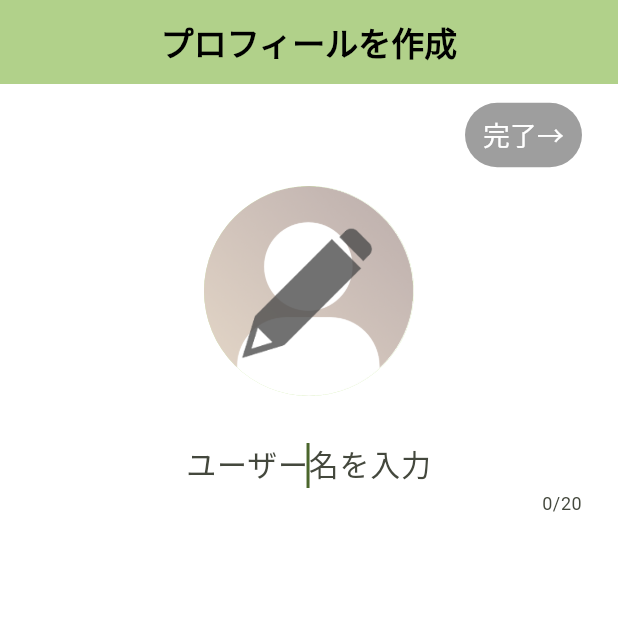
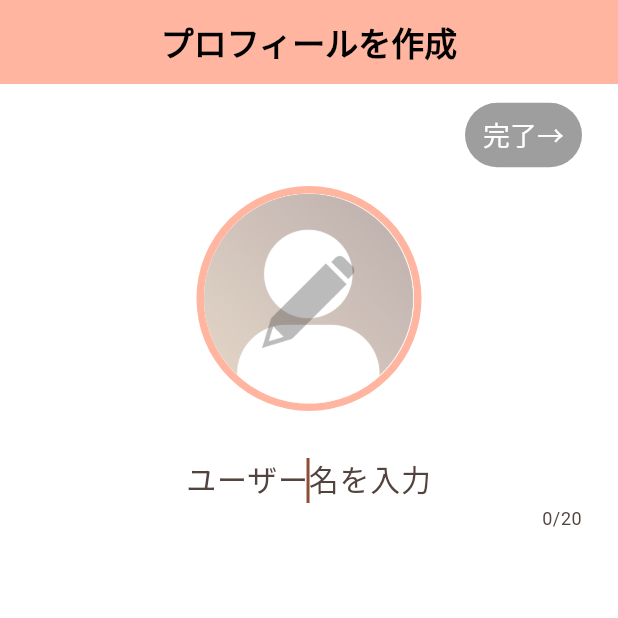
Before and after one commit to krand443/CORDIAL, a Flutter app: the MakeProfilePage screen opened directly, on a phone screen of 412 x 824 dp, the top half of it. Run offline on Flutter 3.47's test engine with Material 3 defaults, Android fonts, the phone set to English and light mode, and no system bars; our stand-ins replace cloud_firestore, firebase_auth, firebase_core, google_sign_in, image_picker; missing offline and left inert: navigator_scope; accounts and stored records are empty; network calls fail.

Commit message:
flutterアップデート後

```diff
--- a/lib/main.dart
+++ b/lib/main.dart
@@ -24,7 +24,7 @@ class MyApp extends StatelessWidget {
       title: 'Flutter デモアプリ',
       theme: ThemeData(
         // アプリ全体のテーマ設定
-        colorScheme: ColorScheme.fromSeed(seedColor: Colors.lightGreenAccent),
+        colorScheme: ColorScheme.fromSeed(seedColor: Colors.deepOrangeAccent),
         useMaterial3: true,
       ),
       // アプリ起動時に表示されるホーム画面
--- a/lib/screens/make_post_page.dart
+++ b/lib/screens/make_post_page.dart
@@ -92,7 +92,7 @@ class MakePostPageState extends State<MakePostPage> {
                               print('投稿押された！');
                             },
                             style: TextButton.styleFrom(
-                              backgroundColor: Colors.lightGreen, // ← 背景色
+                              backgroundColor: Theme.of(context).colorScheme.inversePrimary, // ← 背景色
                               foregroundColor: Colors.white, // ← テキスト色
                               textStyle: const TextStyle(
                                 fontSize: 18, // ← フォントサイズを指定
@@ -116,7 +116,7 @@ class MakePostPageState extends State<MakePostPage> {
                           decoration: BoxDecoration(
                             shape: BoxShape.circle,
                             border: Border.all(
-                              color: Colors.lightGreenAccent, // 枠線の色
+                              color: Theme.of(context).colorScheme.inversePrimary, // 枠線の色
                               width: 5, // 枠線の太さ
                             ),
                           ),
--- a/lib/screens/make_profile_page.dart
+++ b/lib/screens/make_profile_page.dart
@@ -1,8 +1,7 @@
-import 'package:firebase_auth/firebase_auth.dart';
 import 'package:flutter/material.dart';
 import '../manager/main_page_MG.dart';
-import 'package:cordial/function/signin.dart';
-import '../function/database.dart';
+import 'package:image_picker/image_picker.dart';
+import 'dart:io';
 
 class MakeProfilePage extends StatefulWidget {
   const MakeProfilePage({super.key});
@@ -12,14 +11,24 @@ class MakeProfilePage extends StatefulWidget {
 }
 
 class MakeProfilePageState extends State<MakeProfilePage> {
-  @override
-  Widget build(BuildContext context) {
-    final TextEditingController _controller = TextEditingController();
+  //画像ピックで保存する変数
+  File? _pickImage;
+
+  // ギャラリーから写真を選択
+  Future<void> ImagePick() async {
+    final ImagePicker _picker = ImagePicker();
+
+    final XFile? image = await _picker.pickImage(source: ImageSource.gallery);
+
+    if (image != null) {
+      setState(() {
+        _pickImage = File(image.path);
+      });
+    }
+  }
 
   //確定が押されたとき
   void pushEnter() {
-      print("pushpush");
-
     //画面遷移
     Navigator.pushReplacement(
       context,
@@ -27,6 +36,10 @@ class MakeProfilePageState extends State<MakeProfilePage> {
           builder: (context) => const MainPage(selectTab: 1)), //プロフィールに飛ぶ
     );
   }
+
+  @override
+  Widget build(BuildContext context) {
+    final TextEditingController _controller = TextEditingController();
 
     return Scaffold(
       appBar: AppBar(
@@ -66,7 +79,7 @@ class MakeProfilePageState extends State<MakeProfilePage> {
                           },
                           style: TextButton.styleFrom(
                             backgroundColor: _controller.text.isNotEmpty
-                                ? Colors.lightGreen
+                                ? Theme.of(context).colorScheme.inversePrimary
                                 : Colors.grey, // ← 背景色
                             foregroundColor: Colors.white, // ← テキスト色
                             textStyle: const TextStyle(
@@ -77,19 +90,38 @@ class MakeProfilePageState extends State<MakeProfilePage> {
                         ),
                       ),
                       const SizedBox(height: 10),
-                      const Stack(children: [
+                      Container(
+                        width: 150,
+                        height: 150,
+                        decoration: BoxDecoration(
+                          shape: BoxShape.circle,
+                          border: Border.all(
+                            color: Theme.of(context)
+                                .colorScheme
+                                .inversePrimary, // 枠線の色
+                            width: 5, // 枠線の太さ
+                          ),
+                        ),
+                        child: Stack(children: [
                           CircleAvatar(
                             radius: 70,
-                          backgroundImage:
-                              AssetImage('assets/user_default_icon.png'),
+                            backgroundImage: _pickImage != null
+                                ? FileImage(_pickImage!)
+                                : const AssetImage('assets/user_default_icon.png')
+                                    as ImageProvider,
                           ),
-                        CircleAvatar(
+                          //編集ボタン
+                          GestureDetector(
+                            onTap: ImagePick,
+                            child: const CircleAvatar(
                               radius: 70,
                               backgroundColor: Colors.transparent,
                               backgroundImage:
                                   AssetImage('assets/edit_icon.png'),
                             ),
+                          ),
                         ]),
+                      ),
                       TextField(
                         controller: _controller,
                         textAlign: TextAlign.center,
@@ -98,13 +130,13 @@ class MakeProfilePageState extends State<MakeProfilePage> {
                         keyboardType: TextInputType.multiline,
                         maxLength: 20,
                         // ← ここで文字数を制限
-                        style: TextStyle(
+                        style: const TextStyle(
                           fontSize: 20, // ← ここで文字サイズを変更
                         ),
-                        decoration: InputDecoration(
+                        decoration: const InputDecoration(
                           // 入力欄に表示するヒントメッセージを生成
                           hintText: "ユーザー名を入力",
-                          contentPadding: const EdgeInsets.only(top: 30),
+                          contentPadding: EdgeInsets.only(top: 30),
                           //上に余白追加して表示位置を下げる
                           border: InputBorder.none,
                         ),
--- a/ぶち当たった問題&解決リスト.txt
+++ /dev/null
@@ -1,5 +0,0 @@
-UI構築が全くわからない→UI部分を全てコメントつけてもらい読み解いた。
-
-DB選定
-EC2&他レンタルサーバー:経験あり。自分で環境構築する必要があり、工数で難あり。
-firebase:セキュリティ面では安心だが、経験がない。データ構造を変更しやすい。→柔軟に対応できる
```
Also changed, not shown: assets/edit_icon.png, pubspec.lock, 129 other files. Lines whose indentation alone changed are shown as unchanged.
